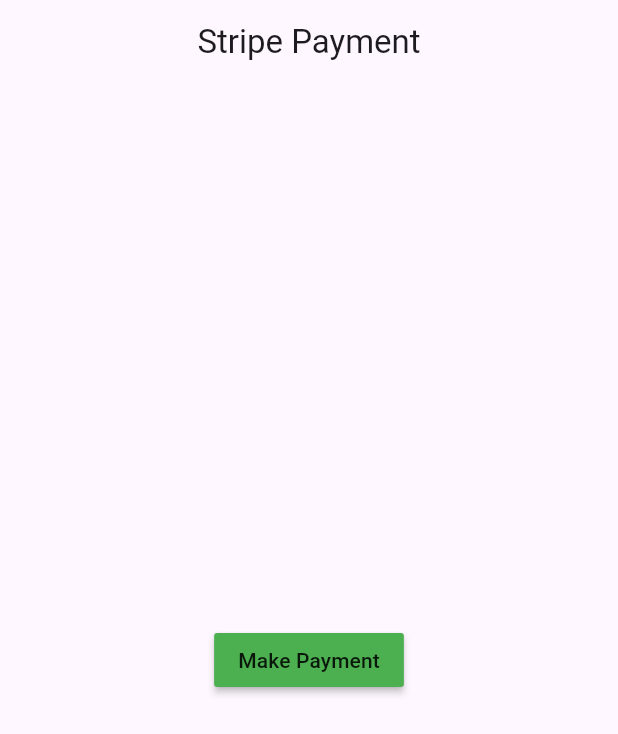
After one commit to AdikaNathaniel/footwear_client_mobile-app, a Flutter app: the StripePaymentScreen screen opened directly, after a tap on "Make Payment", on a phone screen of 412 x 824 dp. The commit adds this screen. Shown: the top 734 px of the screen. Run offline on Flutter 3.47's test engine with Material 3 defaults, Android fonts, the phone set to English and light mode, and no system bars; our stand-ins replace cloud_firestore, dio, dropdown_button2, firebase_core, get, get_storage; missing offline and left inert: flutter_stripe, otp_text_field_v2; accounts and stored records are empty; network calls fail.

Commit message:
first commit

```diff
--- /dev/null
+++ b/lib/constants.dart
@@ -0,0 +1,2 @@
+const String stripePublishableKey = "pk_test_51Ql8Us4GUh5P0VNWFj1S5Fk5aP2hN9YE0pXPqvdV7IvmkLQurgeYB7lfO2m31qLnVjy7HFSz21HsuRK5ecrSSgu700Bt9em69W";
+const String stripeSecretKey = "sk_test_51Ql8Us4GUh5P0VNW3tFukM02hwvCQFoaLXGFbN1Vrlqzqa2z2McmymCVcADCyAB74cJxVxGCy2hacOdABCuaGrRS00R32nWOIQ";
--- a/lib/controller/home_controller.dart
+++ b/lib/controller/home_controller.dart
@@ -56,8 +56,8 @@ class HomeController extends GetxController {
 
       products.clear();
       productCategories.assignAll(retrievedCategories);
-      // Get.snackbar('Success', 'Category fetched successfully',
-      //     colorText: Colors.green);
+       Get.snackbar('Success', 'Category fetched successfully',
+          colorText: Colors.green);
 
       productShowInUI.assignAll(products);
     } catch (e) {
--- a/lib/controller/login_controller.dart
+++ b/lib/controller/login_controller.dart
@@ -1,4 +1,4 @@
-import 'package:client_app/pages/home_page.dart';
+import '../pages/home_page.dart';
 import 'package:get/get.dart';
 import 'package:cloud_firestore/cloud_firestore.dart';
 import 'package:flutter/material.dart';
@@ -6,7 +6,7 @@ import 'package:get_storage/get_storage.dart';
 import '../model/user/user.dart';
 import '../widgets/otp_txt_field.dart';
 import 'dart:math';
-import 'package:client_app/widgets/otp_txt_field.dart';
+// import 'package:client_app/widgets/otp_txt_field.dart';
 import 'package:otp_text_field_v2/otp_field_v2.dart';
 
 class LoginController extends GetxController {
--- a/lib/main.dart
+++ b/lib/main.dart
@@ -1,19 +1,32 @@
-import 'package:client_app/controller/login_controller.dart';
-import 'package:client_app/controller/home_controller.dart';
 import 'package:flutter/material.dart';
 import 'package:firebase_core/firebase_core.dart';
 import 'package:get/get.dart';
 import 'package:get_storage/get_storage.dart';
+import 'package:flutter_stripe/flutter_stripe.dart';
 import '../pages/login_page.dart';
-import 'firebase_option.dart';
+import '../controller/purchase_controller.dart';
+import '../controller/login_controller.dart';
+import '../controller/home_controller.dart';
+import '../firebase_option.dart';
+import 'constants.dart';
+import 'stripe_configure.dart';
+import 'dart:io' show Platform;
+import 'package:flutter/foundation.dart' show kIsWeb;
 
 void main() async {
-
   await GetStorage.init();
   WidgetsFlutterBinding.ensureInitialized();
+   Stripe.publishableKey = 'pk_test_51Ql8Us4GUh5P0VNWFj1S5Fk5aP2hN9YE0pXPqvdV7IvmkLQurgeYB7lfO2m31qLnVjy7HFSz21HsuRK5ecrSSgu700Bt9em69W';
+
+      if (!kIsWeb){
+   Stripe.publishableKey = "pk_test_51Ql8Us4GUh5P0VNWFj1S5Fk5aP2hN9YE0pXPqvdV7IvmkLQurgeYB7lfO2m31qLnVjy7HFSz21HsuRK5ecrSSgu700Bt9em69W";
+     }
+
+  //  Stripe.init(stripePublishableKey);
   await Firebase.initializeApp(options: firebaseOptions);
   Get.put(LoginController());
   Get.put(HomeController());
+  Get.put(PurchaseController());
   runApp(const MyApp());
 }
 
@@ -29,7 +42,8 @@ class MyApp extends StatelessWidget {
         colorScheme: ColorScheme.fromSeed(seedColor: Colors.deepPurple),
         useMaterial3: true,
       ),
-      home: LoginPage(),
+      // home: LoginPage(),
+      home: StripePaymentScreen(),
     );
   }
 }
--- a/lib/pages/register_page.dart
+++ b/lib/pages/register_page.dart
@@ -1,5 +1,5 @@
-import 'package:client_app/controller/login_controller.dart';
-import 'package:client_app/pages/login_page.dart';
+import '../controller/login_controller.dart';
+import '../pages/login_page.dart';
 import 'package:flutter/material.dart';
 import 'package:get/get.dart';
 import '../widgets/otp_txt_field.dart'; // Adjust the path as necessary
--- /dev/null
+++ b/lib/services/stripe_service.dart
@@ -0,0 +1,84 @@
+import 'package:dio/dio.dart';
+import 'package:client_app/constants.dart';
+import 'package:flutter_stripe/flutter_stripe.dart';
+
+class StripeService {
+  StripeService._();
+
+  void initializeStripe() {
+  Stripe.publishableKey = "pk_test_51Ql8Us4GUh5P0VNWFj1S5Fk5aP2hN9YE0pXPqvdV7IvmkLQurgeYB7lfO2m31qLnVjy7HFSz21HsuRK5ecrSSgu700Bt9em69W";
+}
+
+  static final StripeService instance = StripeService._();
+
+Future<void> makePayment() async {
+    try {
+      // Ensure Stripe is initialized
+      await Stripe.instance.isPlatformPaySupported();
+
+      String? paymentIntentClientSecret = await createPaymentIntent(100, 'usd');
+
+      if (paymentIntentClientSecret == null) {
+        throw Exception('Payment intent creation failed');
+      }
+
+      await Stripe.instance.initPaymentSheet(
+        paymentSheetParameters: SetupPaymentSheetParameters(
+          paymentIntentClientSecret: paymentIntentClientSecret,
+          merchantDisplayName: 'Flutter Stripe Store',
+        ),
+      );
+
+      await _processPayment();
+    } on StripeException catch (e) {
+      print('Stripe Configuration Error: ${e.error.message}');
+      rethrow;
+    } catch (e) {
+      print('Payment Error: $e');
+      rethrow;
+    }
+  }
+  Future<String?> createPaymentIntent(int amount, String currency) async {
+    try {
+      final Dio dio = Dio();
+
+      var response = await dio.post(
+        'https://api.stripe.com/v1/payment_intents',
+        data: {
+          'amount': _calculateAmount(amount),
+          'currency': currency,
+          'payment_method_types[]': 'card'
+        },
+        options: Options(
+          contentType: Headers.formUrlEncodedContentType,
+          headers: {
+            "Authorization": "Bearer $stripeSecretKey"
+          }
+        ),
+      );
+
+      if (response.statusCode == 200 && response.data != null) {
+        return response.data['client_secret'] ?? "";
+      }
+
+      return null;
+    } catch (err) {
+      print('Failed to create payment intent: $err');
+      return null;
+    }
+  }
+
+  Future<void> _processPayment() async {
+    try {
+      await Stripe.instance.presentPaymentSheet();
+      await Stripe.instance.confirmPaymentSheetPayment();
+    } catch (e) {
+      print('Failed to process payment: $e');
+    }
+  }
+
+  String _calculateAmount(int amount) {
+    final calculatedAmount = amount * 100;
+    return calculatedAmount.toString();
+  }
+}
--- /dev/null
+++ b/lib/stripe_configure.dart
@@ -0,0 +1,40 @@
+import 'package:flutter/material.dart';
+import 'package:flutter_stripe/flutter_stripe.dart';
+import '../services/stripe_service.dart';
+
+class StripePaymentScreen extends StatefulWidget {
+  const StripePaymentScreen({super.key});
+
+  @override
+  _StripePaymentScreenState createState() => _StripePaymentScreenState();
+}
+
+class _StripePaymentScreenState extends State<StripePaymentScreen> {
+
+  @override
+  Widget build(BuildContext context) {
+    return Scaffold(
+      appBar: AppBar(
+        centerTitle: true,
+        title: const Text('Stripe Payment'),
+        ),
+      body: SizedBox.expand(
+        child: Column(
+             mainAxisAlignment: MainAxisAlignment.center,
+             crossAxisAlignment:   CrossAxisAlignment.center,
+             children: [
+                MaterialButton(
+                  onPressed: (){
+                    StripeService.instance.makePayment();
+                  },
+                  color:Colors.green,
+                  child: const Text('Make Payment'),
+                ),
+             ],
+        ),
+      )
+    );
+  }
+
+
+}
--- a/lib/widgets/product_card.dart
+++ b/lib/widgets/product_card.dart
@@ -37,7 +37,7 @@ class ProductCard extends StatelessWidget {
             ),
             SizedBox(height: 9),
             Text(
-              'Rs : $price',
+              'GH₵ : $price',
               style: TextStyle(
                 fontSize: 16,
                 overflow: TextOverflow.ellipsis,
--- a/pubspec.yaml
+++ b/pubspec.yaml
@@ -16,7 +16,11 @@ dependencies:
   get_storage: ^2.1.1
   otp_text_field_v2: ^1.0.3
   json_annotation: ^4.9.0
-
+  flutter_stripe: ^11.4.0
+  http: ^1.3.0
+  dio: ^5.7.0
+  firebase_auth: ^5.4.1
+  flutter_stripe_web: ^6.4.0
   flutter:
     sdk: flutter
 
```
Also changed, not shown: lib/controller/purchase_controller.dart (+86 -0 lines), lib/pages/home_page.dart (+6 -7 lines), lib/pages/product_description_page.dart (+9 -1 lines), pubspec.lock, 9 other files.
